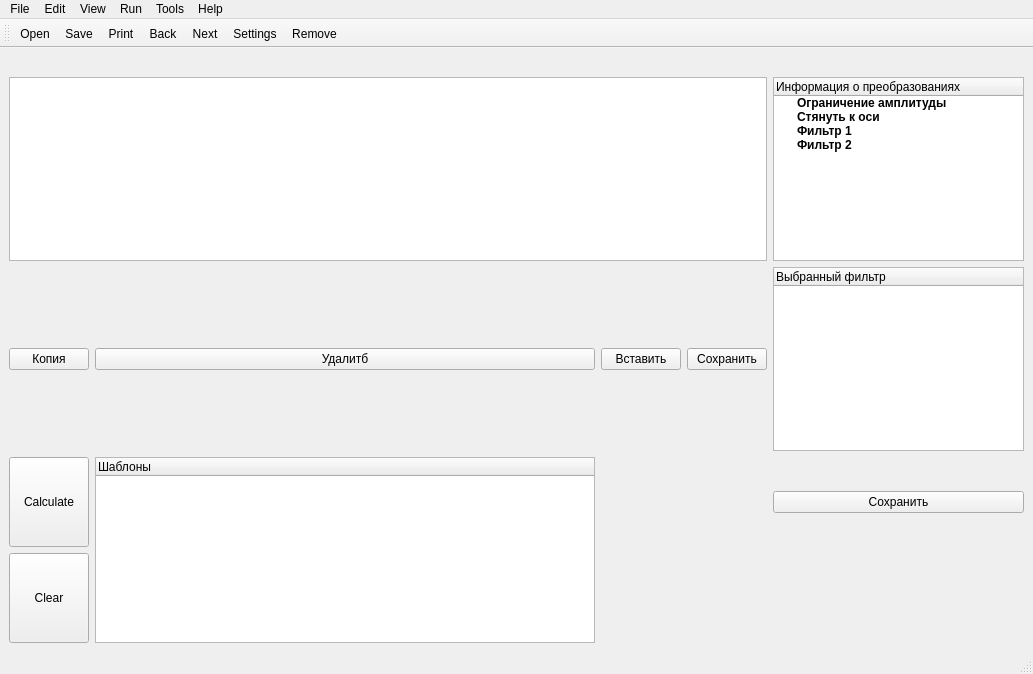
Qt form mainwindow.ui (nikborovets/otl_10_pls) before a commit.
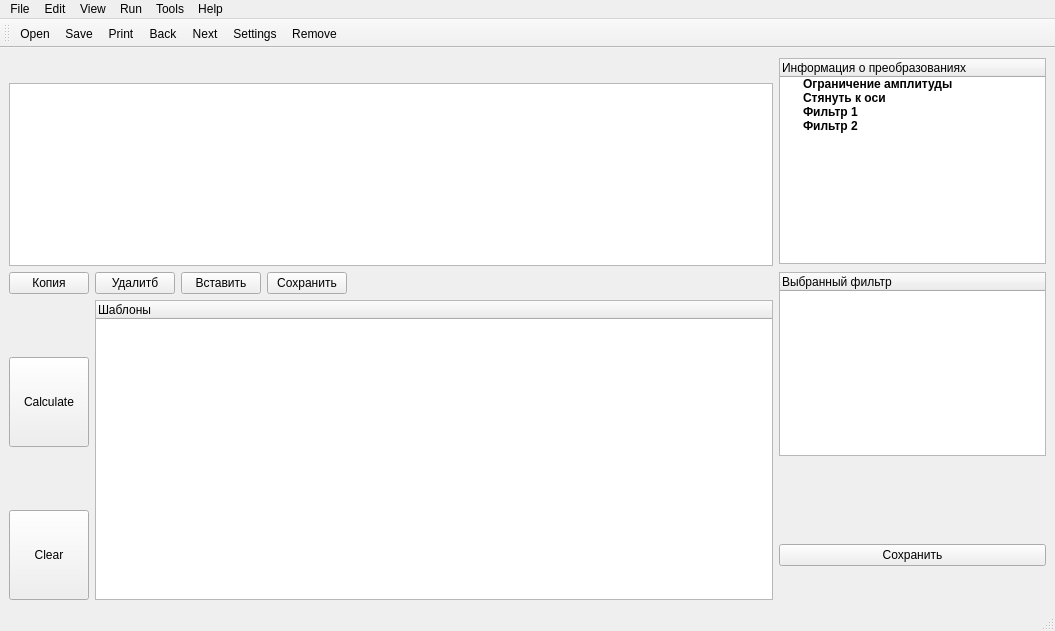
The same form after that commit. Icons and pictures are not drawn.

Commit message: Подредачил интерфейс, сделал только центральный виджет по сетке

```diff
--- a/mainwindow.ui
+++ b/mainwindow.ui
@@ -6,8 +6,8 @@
    <rect>
     <x>0</x>
     <y>0</y>
-    <width>1033</width>
-    <height>674</height>
+    <width>1055</width>
+    <height>631</height>
    </rect>
   </property>
   <property name="windowTitle">
@@ -18,16 +18,34 @@
     <bool>true</bool>
    </property>
    <layout class="QGridLayout" name="gridLayout">
-    <item row="3" column="1" rowspan="2">
-     <widget class="QTreeWidget" name="patterns">
-      <column>
-       <property name="text">
-        <string>Шаблоны</string>
-       </property>
-      </column>
+    <item row="2" column="0">
+     <widget class="QPushButton" name="copy_button">
+      <property name="text">
+       <string>Копия</string>
+      </property>
      </widget>
     </item>
-    <item row="0" column="0" colspan="4">
+    <item row="2" column="1">
+     <widget class="QPushButton" name="delete_button">
+      <property name="text">
+       <string>Удалитб</string>
+      </property>
+     </widget>
+    </item>
+    <item row="5" column="0">
+     <widget class="QPushButton" name="clear">
+      <property name="minimumSize">
+       <size>
+        <width>0</width>
+        <height>90</height>
+       </size>
+      </property>
+      <property name="text">
+       <string>Clear</string>
+      </property>
+     </widget>
+    </item>
+    <item row="0" column="0" colspan="5">
      <spacer name="horizontalSpacer">
       <property name="orientation">
        <enum>Qt::Horizontal</enum>
@@ -40,32 +58,37 @@
       </property>
      </spacer>
     </item>
-    <item row="2" column="4">
-     <widget class="QTreeWidget" name="filters">
-      <column>
-       <property name="text">
-        <string>Выбранный фильтр</string>
-       </property>
-      </column>
-     </widget>
-    </item>
-    <item row="1" column="0" colspan="4">
+    <item row="1" column="0" colspan="5" alignment="Qt::AlignTop">
      <widget class="QGraphicsView" name="graphics_view"/>
     </item>
-    <item row="3" column="0">
-     <widget class="QPushButton" name="calculate">
-      <property name="minimumSize">
+    <item row="2" column="4">
+     <spacer name="horizontalSpacer_2">
+      <property name="orientation">
+       <enum>Qt::Horizontal</enum>
+      </property>
+      <property name="sizeHint" stdset="0">
        <size>
-        <width>0</width>
-        <height>90</height>
+        <width>40</width>
+        <height>20</height>
        </size>
       </property>
+     </spacer>
+    </item>
+    <item row="2" column="2">
+     <widget class="QPushButton" name="set_button">
       <property name="text">
-       <string>Calculate</string>
+       <string>Вставить</string>
       </property>
      </widget>
     </item>
-    <item row="1" column="4">
+    <item row="2" column="3">
+     <widget class="QPushButton" name="save_button">
+      <property name="text">
+       <string>Сохранить</string>
+      </property>
+     </widget>
+    </item>
+    <item row="0" column="5" rowspan="2">
      <widget class="QTreeWidget" name="filters_information">
       <property name="maximumSize">
        <size>
@@ -126,52 +149,42 @@
       </item>
      </widget>
     </item>
-    <item row="3" column="4">
+    <item row="3" column="0" rowspan="2">
+     <widget class="QPushButton" name="calculate">
+      <property name="minimumSize">
+       <size>
+        <width>0</width>
+        <height>90</height>
+       </size>
+      </property>
+      <property name="text">
+       <string>Calculate</string>
+      </property>
+     </widget>
+    </item>
+    <item row="3" column="1" rowspan="3" colspan="4">
+     <widget class="QTreeWidget" name="patterns">
+      <column>
+       <property name="text">
+        <string>Шаблоны</string>
+       </property>
+      </column>
+     </widget>
+    </item>
+    <item row="5" column="5">
      <widget class="QPushButton" name="add_pattern_2">
       <property name="text">
        <string>Сохранить</string>
       </property>
      </widget>
     </item>
-    <item row="2" column="1">
-     <widget class="QPushButton" name="delete_button">
-      <property name="text">
-       <string>Удалитб</string>
-      </property>
-     </widget>
-    </item>
-    <item row="2" column="2">
-     <widget class="QPushButton" name="set_button">
-      <property name="text">
-       <string>Вставить</string>
-      </property>
-     </widget>
-    </item>
-    <item row="2" column="0">
-     <widget class="QPushButton" name="copy_button">
-      <property name="text">
-       <string>Копия</string>
-      </property>
-     </widget>
-    </item>
-    <item row="2" column="3">
-     <widget class="QPushButton" name="save_button">
-      <property name="text">
-       <string>Сохранить</string>
-      </property>
-     </widget>
-    </item>
-    <item row="4" column="0">
-     <widget class="QPushButton" name="clear">
-      <property name="minimumSize">
-       <size>
-        <width>0</width>
-        <height>90</height>
-       </size>
-      </property>
-      <property name="text">
-       <string>Clear</string>
-      </property>
+    <item row="2" column="5" rowspan="2">
+     <widget class="QTreeWidget" name="filters">
+      <column>
+       <property name="text">
+        <string>Выбранный фильтр</string>
+       </property>
+      </column>
      </widget>
     </item>
    </layout>
@@ -181,7 +194,7 @@
     <rect>
      <x>0</x>
      <y>0</y>
-     <width>1033</width>
+     <width>1055</width>
      <height>21</height>
     </rect>
    </property>
```
The commit also changes 5 other files.
